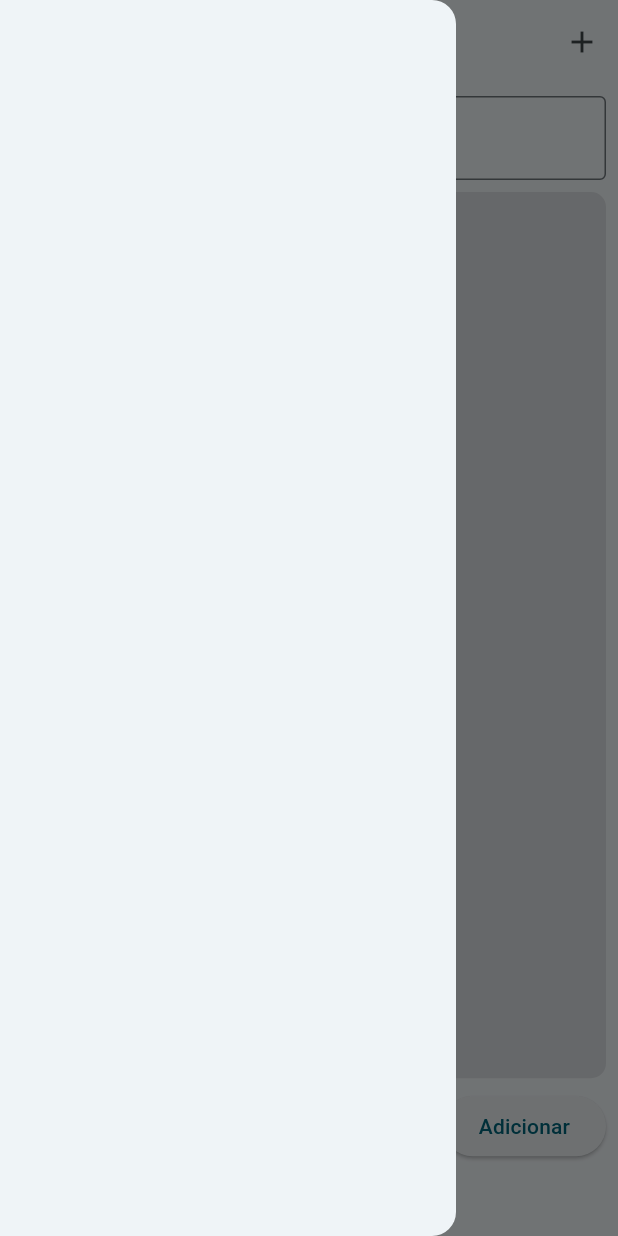
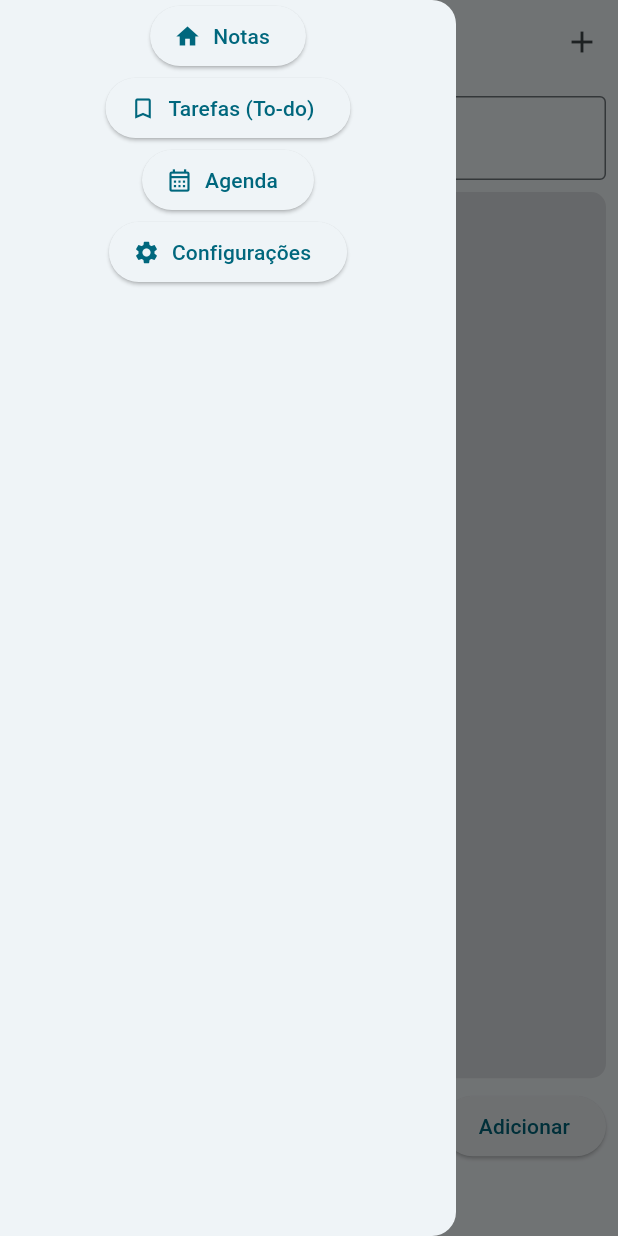
Before and after one commit to Davipcrs/organiza_ai, a Flutter app: the AddNoteView screen opened by its route, with the side drawer open, on a phone screen of 412 x 824 dp. Run offline on Flutter 3.47's test engine with Material 3 defaults, Android fonts, the phone set to English and light mode, and no system bars; our stand-ins replace fixnum, flutter_markdown, flutter_riverpod, flutter_secure_storage, go_router; missing offline and left inert: grpc, protobuf; accounts and stored records are empty.

Commit message:
Settings and Drawer implemented

```diff
--- a/lib/views/widgets/app_drawer.dart
+++ b/lib/views/widgets/app_drawer.dart
@@ -1,6 +1,45 @@
 import 'package:flutter/material.dart';
 import 'package:flutter_riverpod/flutter_riverpod.dart';
+import 'package:flutter_secure_storage/flutter_secure_storage.dart';
+import 'package:go_router/go_router.dart';
+import 'package:organiza_ai/controllers/api.dart';
 
 customAppDrawer(BuildContext context, WidgetRef ref) {
-  return Drawer();
+  return Drawer(
+    child: Column(
+      children: [
+        ElevatedButton.icon(
+          onPressed: () {
+            context.go("/note");
+          },
+          icon: const Icon(Icons.home),
+          label: const Text("Notas"),
+        ),
+        ElevatedButton.icon(
+          onPressed: () {
+            context.go("/todo");
+          },
+          icon: const Icon(Icons.bookmark_border),
+          label: const Text("Tarefas (To-do)"),
+        ),
+        ElevatedButton.icon(
+          onPressed: () {
+            context.go("/note");
+          },
+          icon: const Icon(Icons.calendar_month_outlined),
+          label: const Text("Agenda"),
+        ),
+        ElevatedButton.icon(
+          onPressed: () async {
+            const storage = FlutterSecureStorage();
+            ref.read(boolNullHost.notifier).state = true;
+            await storage.delete(key: "server_ip");
+            context.go("/");
+          },
+          icon: const Icon(Icons.settings),
+          label: const Text("Configurações"),
+        )
+      ],
+    ),
+  );
 }
```
Also changed, not shown: lib/views/widgets/nav_rail.dart (+17 -1 lines), lib/views/widgets/todo_widgets/todo_element.dart (+15 -11 lines).
